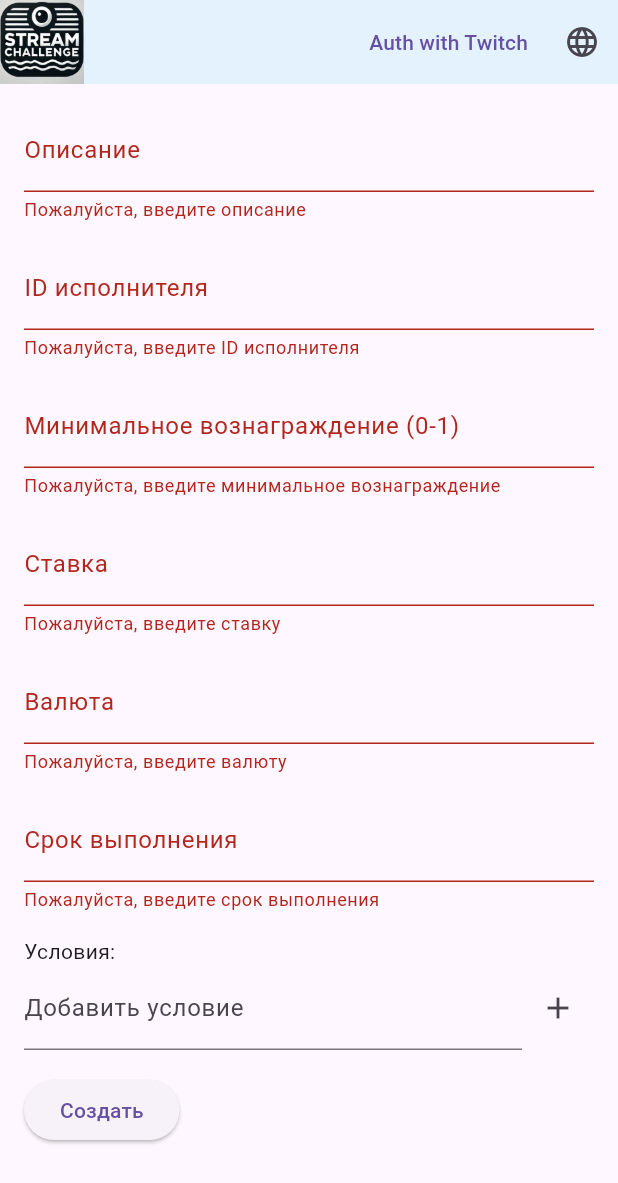
After one commit to haskir/stream_challenger_front, a Flutter app: the CreateChallengeWidget screen opened by its route, after a tap on the "add" icon, after a tap on the "remove" icon, after a tap on "Создать", on a phone screen of 412 x 824 dp. The commit adds this screen. Shown: the top 1183 px of the screen. Run offline on Flutter 3.47's test engine with Material 3 defaults, Android fonts, the phone set to English and light mode, and no system bars; our stand-ins replace equatable, flutter_riverpod, flutter_secure_storage, go_router, jwt_decoder; missing offline and left inert: dart:html; accounts and stored records are empty.

Commit message:
создание челенджа в ui

```diff
--- /dev/null
+++ b/lib/feature/create_challenge/create_challenge.dart
@@ -0,0 +1,194 @@
+import 'package:flutter/material.dart';
+
+class CreateChallengeWidget extends StatefulWidget {
+  const CreateChallengeWidget({super.key});
+
+  @override
+  State<CreateChallengeWidget> createState() => _CreateChallengeWidgetState();
+}
+
+class _CreateChallengeWidgetState extends State<CreateChallengeWidget> {
+  final _formKey = GlobalKey<FormState>();
+  final _descriptionController = TextEditingController();
+  final _performerIdController = TextEditingController();
+  final _minimumRewardController = TextEditingController();
+  final _betController = TextEditingController();
+  final _currencyController = TextEditingController();
+  final _dueAtController = TextEditingController();
+  final List<String> _conditions = [];
+
+  @override
+  void dispose() {
+    _descriptionController.dispose();
+    _performerIdController.dispose();
+    _minimumRewardController.dispose();
+    _betController.dispose();
+    _currencyController.dispose();
+    _dueAtController.dispose();
+    super.dispose();
+  }
+
+  @override
+  Widget build(BuildContext context) {
+    return Form(
+      key: _formKey,
+      child: Padding(
+        padding: const EdgeInsets.all(16.0),
+        child: Column(
+          crossAxisAlignment: CrossAxisAlignment.start,
+          children: [
+            TextFormField(
+              controller: _descriptionController,
+              decoration: const InputDecoration(
+                labelText: 'Описание',
+              ),
+              validator: (value) {
+                if (value == null || value.isEmpty) {
+                  return 'Пожалуйста, введите описание';
+                }
+                return null;
+              },
+            ),
+            const SizedBox(height: 16),
+            TextFormField(
+              controller: _performerIdController,
+              keyboardType: TextInputType.number,
+              decoration: const InputDecoration(
+                labelText: 'ID исполнителя',
+              ),
+              validator: (value) {
+                if (value == null || value.isEmpty) {
+                  return 'Пожалуйста, введите ID исполнителя';
+                }
+                return null;
+              },
+            ),
+            const SizedBox(height: 16),
+            TextFormField(
+              controller: _minimumRewardController,
+              keyboardType: TextInputType.number,
+              decoration: const InputDecoration(
+                labelText: 'Минимальное вознаграждение (0-1)',
+              ),
+              validator: (value) {
+                if (value == null || value.isEmpty) {
+                  return 'Пожалуйста, введите минимальное вознаграждение';
+                }
+                if (double.tryParse(value) == null ||
+                    double.parse(value) < 0 ||
+                    double.parse(value) > 1) {
+                  return 'Минимальное вознаграждение должно быть от 0 до 1';
+                }
+                return null;
+              },
+            ),
+            const SizedBox(height: 16),
+            TextFormField(
+              controller: _betController,
+              keyboardType: TextInputType.number,
+              decoration: const InputDecoration(
+                labelText: 'Ставка',
+              ),
+              validator: (value) {
+                if (value == null || value.isEmpty) {
+                  return 'Пожалуйста, введите ставку';
+                }
+                if (double.tryParse(value) == null ||
+                    double.parse(value) <= 0) {
+                  return 'Ставка должна быть больше 0';
+                }
+                return null;
+              },
+            ),
+            const SizedBox(height: 16),
+            TextFormField(
+              controller: _currencyController,
+              decoration: const InputDecoration(
+                labelText: 'Валюта',
+              ),
+              validator: (value) {
+                if (value == null || value.isEmpty) {
+                  return 'Пожалуйста, введите валюту';
+                }
+                return null;
+              },
+            ),
+            const SizedBox(height: 16),
+            TextFormField(
+              controller: _dueAtController,
+              decoration: const InputDecoration(
+                labelText: 'Срок выполнения',
+              ),
+              validator: (value) {
+                if (value == null || value.isEmpty) {
+                  return 'Пожалуйста, введите срок выполнения';
+                }
+                return null;
+              },
+            ),
+            const SizedBox(height: 16),
+            const Text('Условия:'),
+            ListView.builder(
+              shrinkWrap: true,
+              physics: const NeverScrollableScrollPhysics(),
+              itemCount: _conditions.length + 1,
+              itemBuilder: (context, index) {
+                if (index == _conditions.length) {
+                  return Row(
+                    children: [
+                      Expanded(
+                        child: TextFormField(
+                          decoration: const InputDecoration(
+                            labelText: 'Добавить условие',
+                          ),
+                          onSaved: (value) {
+                            if (value != null && value.isNotEmpty) {
+                              setState(() {
+                                _conditions.add(value);
+                              });
+                            }
+                          },
+                        ),
+                      ),
+                      IconButton(
+                        onPressed: () {
+                          setState(() {
+                            _conditions.add('');
+                          });
+                        },
+                        icon: const Icon(Icons.add),
+                      ),
+                    ],
+                  );
+                } else {
+                  return ListTile(
+                    title: Text(_conditions[index]),
+                    trailing: IconButton(
+                      onPressed: () {
+                        setState(() {
+                          _conditions.removeAt(index);
+                        });
+                      },
+                      icon: const Icon(Icons.remove),
+                    ),
+                  );
+                }
+              },
+            ),
+            const SizedBox(height: 16),
+            ElevatedButton(
+              onPressed: () {
+                if (_formKey.currentState!.validate()) {
+                  _formKey.currentState!.save();
+                  // Send data to server here
+                  // ...
+                }
+              },
+              child: const Text('Создать'),
+            ),
+          ],
+        ),
+      ),
+    );
+  }
+}
--- a/lib/main_widgets/body_widgets/challenge_create.dart
+++ /dev/null
@@ -1,10 +0,0 @@
-import 'package:flutter/material.dart';
-
-class ChallengeCreateWidget extends StatelessWidget {
-  const ChallengeCreateWidget({super.key});
-
-  @override
-  Widget build(BuildContext context) {
-    return const Center(child: Text('ChallengeCreateWidget'));
-  }
-}
--- a/lib/main_widgets/router.dart
+++ b/lib/main_widgets/router.dart
@@ -1,7 +1,7 @@
 import 'package:flutter/material.dart';
 import 'package:go_router/go_router.dart';
+import 'package:stream_challenge/feature/create_challenge/create_challenge.dart';
 import 'package:stream_challenge/feature/streamer_challenges_widget/widgets/list_widget.dart';
-import 'package:stream_challenge/main_widgets/body_widgets/challenge_create.dart';
 import 'package:stream_challenge/main_widgets/body_widgets/challenges_list.dart';
 import 'package:stream_challenge/main_widgets/body_widgets/profile.dart';
 
@@ -17,7 +17,7 @@
   ),
   GoRoute(
     path: '/challenge_create',
-    builder: (context, state) => const ChallengeCreateWidget(),
+    builder: (context, state) => const CreateChallengeWidget(),
   ),
   GoRoute(
     path: '/challenges',
```
